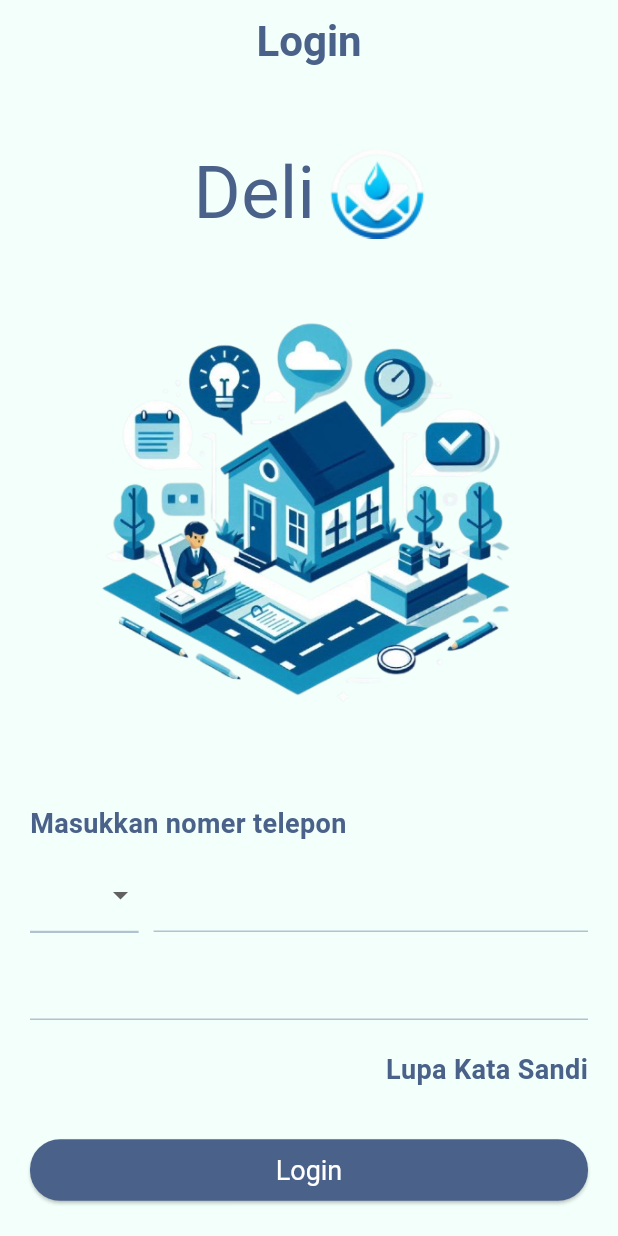
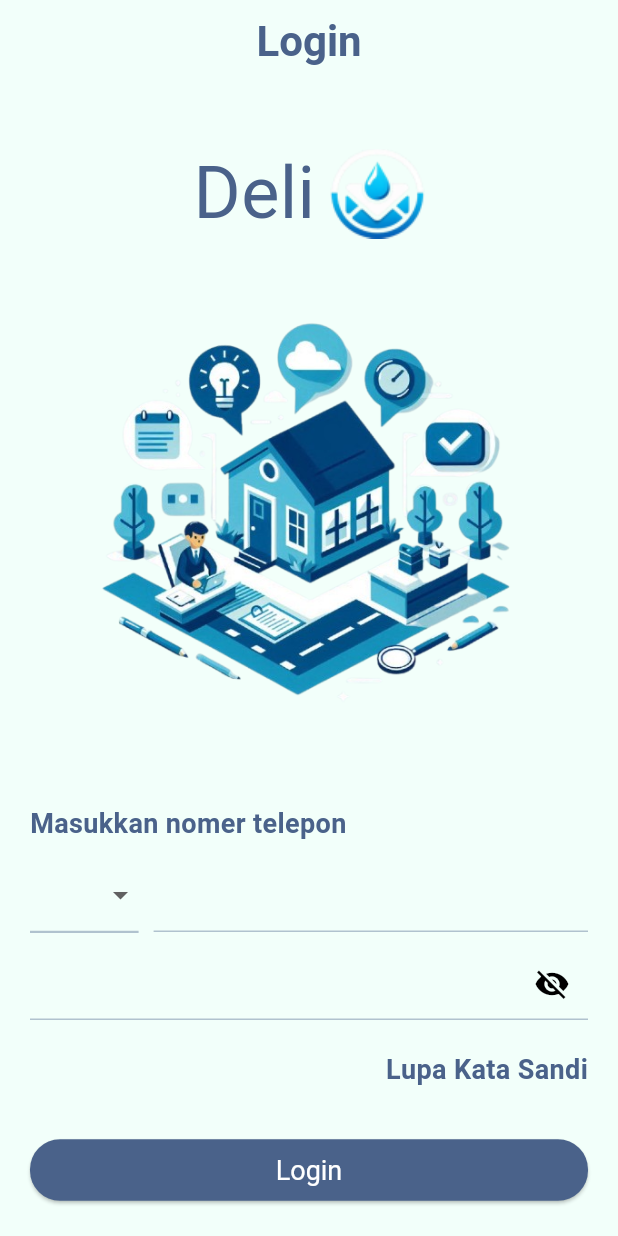
Before and after one commit to Said-Barokah/Flutter-Deli-App, a Flutter app: the screen it shows after launch, on a phone screen of 412 x 824 dp. Run offline on Flutter 3.47's test engine with Material 3 defaults, Android fonts, the phone set to English and light mode, and no system bars.

Commit message:
Edit Login

```diff
--- a/lib/login.dart
+++ b/lib/login.dart
@@ -11,6 +11,7 @@ class _LoginState extends State<Login> {
   List<String> phoneCodes = ['+62', '+91', '+44', '+81'];
   final TextEditingController emailController = TextEditingController();
   final TextEditingController passwordController = TextEditingController();
+  bool _isObscured = true;
   void _login() {
     String email = emailController.text;
     String password = passwordController.text;
@@ -140,6 +141,19 @@ class _LoginState extends State<Login> {
                           EdgeInsets.symmetric(horizontal: 20.0, vertical: 10),
                       child: TextField(
                         decoration: InputDecoration(
+                          suffixIcon: IconButton(
+                            icon: Icon(
+                              _isObscured
+                                  ? Icons.visibility_off
+                                  : Icons.visibility, // Mengubah ikon mata
+                              color: Colors.black,
+                            ),
+                            onPressed: () {
+                              setState(() {
+                                _isObscured = !_isObscured; // Toggle visibility
+                              });
+                            },
+                          ),
                           enabledBorder: UnderlineInputBorder(
                               borderSide: BorderSide(
                                   color: Color.fromRGBO(74, 98, 138, 0.39))),
```
